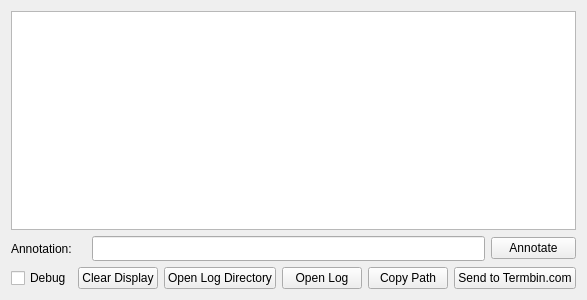
Before: the Qt Designer form loggingwindow.ui in adecarolis/wfweb, drawn with Qt 5.
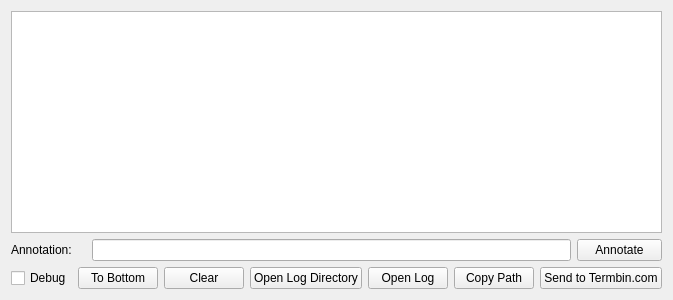
After: the same form once the commit is applied.

Commit message: Changed font for better compatibility. Added some controls for scrolling behavior.

```diff
--- a/loggingwindow.ui
+++ b/loggingwindow.ui
@@ -6,7 +6,7 @@
    <rect>
     <x>0</x>
     <y>0</y>
-    <width>554</width>
+    <width>625</width>
     <height>300</height>
    </rect>
   </property>
@@ -16,11 +16,6 @@
   <layout class="QVBoxLayout" name="verticalLayout">
    <item>
     <widget class="QPlainTextEdit" name="logTextDisplay">
-     <property name="font">
-      <font>
-       <family>Ubuntu Mono</family>
-      </font>
-     </property>
      <property name="undoRedoEnabled">
       <bool>false</bool>
      </property>
@@ -67,10 +62,8 @@
          <height>0</height>
         </size>
        </property>
-       <property name="font">
-        <font>
-         <family>Ubuntu Mono</family>
-        </font>
+       <property name="toolTip">
+        <string>You may enter your own log notes here.</string>
        </property>
       </widget>
      </item>
@@ -116,13 +109,23 @@
        </property>
       </widget>
      </item>
+     <item>
+      <widget class="QPushButton" name="toBottomBtn">
+       <property name="toolTip">
+        <string>Scroll to bottom</string>
+       </property>
+       <property name="text">
+        <string>To Bottom</string>
+       </property>
+      </widget>
+     </item>
      <item>
       <widget class="QPushButton" name="clearDisplayBtn">
        <property name="toolTip">
         <string>Clears the display. Does not clear the log file.</string>
        </property>
        <property name="text">
-        <string>Clear Display</string>
+        <string>Clear</string>
        </property>
       </widget>
      </item>
```
Left out of the diff: 2 changed lines with no effect on the pictures. The commit also changes 3 other files.
